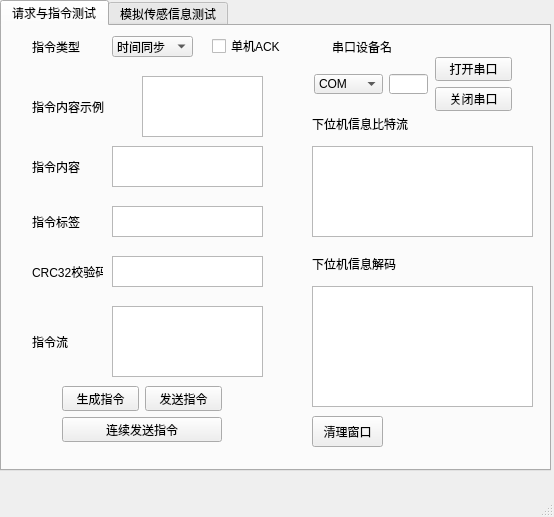
This is untitled.ui in Goldensoap/HWSCS_GUI_TEST as Qt 5 draws it before an edit. The edited form follows.
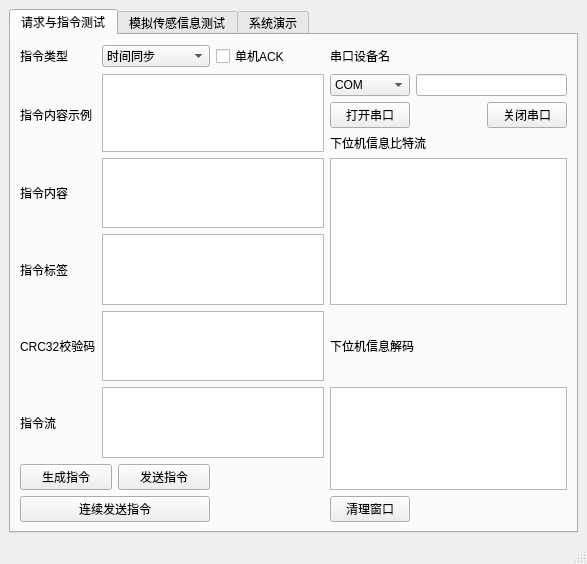
This is the edited form.

Commit message: 调整UI布局

```diff
--- a/untitled.ui
+++ b/untitled.ui
@@ -6,23 +6,17 @@
    <rect>
     <x>0</x>
     <y>0</y>
-    <width>554</width>
-    <height>517</height>
+    <width>587</width>
+    <height>541</height>
    </rect>
   </property>
   <property name="windowTitle">
    <string>MainWindow</string>
   </property>
   <widget class="QWidget" name="centralwidget">
+   <layout class="QGridLayout" name="gridLayout_2">
+    <item row="0" column="0">
    <widget class="QTabWidget" name="tabWidget">
-    <property name="geometry">
-     <rect>
-      <x>0</x>
-      <y>0</y>
-      <width>551</width>
-      <height>471</height>
-     </rect>
-    </property>
     <property name="currentIndex">
      <number>0</number>
     </property>
@@ -30,202 +24,16 @@
      <attribute name="title">
       <string>请求与指令测试</string>
      </attribute>
-     <widget class="QTextBrowser" name="ACKDisplay">
-      <property name="geometry">
-       <rect>
-        <x>310</x>
-        <y>120</y>
-        <width>221</width>
-        <height>91</height>
-       </rect>
-      </property>
-     </widget>
-     <widget class="QTextBrowser" name="CMDLabelDisplay">
-      <property name="geometry">
-       <rect>
-        <x>110</x>
-        <y>180</y>
-        <width>151</width>
-        <height>31</height>
-       </rect>
-      </property>
-     </widget>
+       <layout class="QGridLayout" name="gridLayout_3">
+        <item row="0" column="0">
      <widget class="QLabel" name="label">
-      <property name="geometry">
-       <rect>
-        <x>30</x>
-        <y>10</y>
-        <width>61</width>
-        <height>21</height>
-       </rect>
-      </property>
       <property name="text">
        <string>指令类型</string>
       </property>
      </widget>
-     <widget class="QLabel" name="label_8">
-      <property name="geometry">
-       <rect>
-        <x>310</x>
-        <y>230</y>
-        <width>111</width>
-        <height>16</height>
-       </rect>
-      </property>
-      <property name="text">
-       <string>下位机信息解码</string>
-      </property>
-     </widget>
-     <widget class="QLabel" name="label_17">
-      <property name="geometry">
-       <rect>
-        <x>30</x>
-        <y>70</y>
-        <width>91</width>
-        <height>21</height>
-       </rect>
-      </property>
-      <property name="text">
-       <string>指令内容示例</string>
-      </property>
-     </widget>
-     <widget class="QTextBrowser" name="ACKParserWindow">
-      <property name="geometry">
-       <rect>
-        <x>310</x>
-        <y>260</y>
-        <width>221</width>
-        <height>121</height>
-       </rect>
-      </property>
-     </widget>
-     <widget class="QLabel" name="label_6">
-      <property name="geometry">
-       <rect>
-        <x>330</x>
-        <y>10</y>
-        <width>61</width>
-        <height>21</height>
-       </rect>
-      </property>
-      <property name="text">
-       <string>串口设备名</string>
-      </property>
-     </widget>
-     <widget class="QPushButton" name="CleanOutPutButton">
-      <property name="geometry">
-       <rect>
-        <x>310</x>
-        <y>390</y>
-        <width>71</width>
-        <height>31</height>
-       </rect>
-      </property>
-      <property name="text">
-       <string>清理窗口</string>
-      </property>
-     </widget>
-     <widget class="QComboBox" name="SerialPortTypeBox">
-      <property name="geometry">
-       <rect>
-        <x>312</x>
-        <y>48</y>
-        <width>69</width>
-        <height>20</height>
-       </rect>
-      </property>
-      <item>
-       <property name="text">
-        <string>COM</string>
-       </property>
-      </item>
-      <item>
-       <property name="text">
-        <string>/dev/tty</string>
-       </property>
-      </item>
-     </widget>
-     <widget class="QCheckBox" name="ACKcheck">
-      <property name="geometry">
-       <rect>
-        <x>210</x>
-        <y>10</y>
-        <width>81</width>
-        <height>20</height>
-       </rect>
-      </property>
-      <property name="text">
-       <string>单机ACK</string>
-      </property>
-     </widget>
-     <widget class="QLineEdit" name="PortName">
-      <property name="geometry">
-       <rect>
-        <x>387</x>
-        <y>48</y>
-        <width>39</width>
-        <height>20</height>
-       </rect>
-      </property>
-     </widget>
-     <widget class="QLabel" name="label_5">
-      <property name="geometry">
-       <rect>
-        <x>30</x>
-        <y>300</y>
-        <width>51</width>
-        <height>31</height>
-       </rect>
-      </property>
-      <property name="text">
-       <string>指令流</string>
-      </property>
-     </widget>
-     <widget class="QLabel" name="label_7">
-      <property name="geometry">
-       <rect>
-        <x>30</x>
-        <y>130</y>
-        <width>61</width>
-        <height>21</height>
-       </rect>
-      </property>
-      <property name="text">
-       <string>指令内容</string>
-      </property>
-     </widget>
-     <widget class="QTextBrowser" name="CRCDisplay">
-      <property name="geometry">
-       <rect>
-        <x>110</x>
-        <y>230</y>
-        <width>151</width>
-        <height>31</height>
-       </rect>
-      </property>
-     </widget>
-     <widget class="QLabel" name="label_2">
-      <property name="geometry">
-       <rect>
-        <x>30</x>
-        <y>230</y>
-        <width>71</width>
-        <height>31</height>
-       </rect>
-      </property>
-      <property name="text">
-       <string>CRC32校验码</string>
-      </property>
-     </widget>
+        </item>
+        <item row="0" column="1">
      <widget class="QComboBox" name="CMDTypeBox">
-      <property name="geometry">
-       <rect>
-        <x>110</x>
-        <y>10</y>
-        <width>81</width>
-        <height>21</height>
-       </rect>
-      </property>
       <item>
        <property name="text">
         <string>时间同步</string>
@@ -242,71 +50,123 @@
        </property>
       </item>
      </widget>
+        </item>
+        <item row="0" column="2">
+         <widget class="QCheckBox" name="ACKcheck">
+          <property name="text">
+           <string>单机ACK</string>
+          </property>
+         </widget>
+        </item>
+        <item row="0" column="3">
+         <widget class="QLabel" name="label_6">
+          <property name="text">
+           <string>串口设备名</string>
+          </property>
+         </widget>
+        </item>
+        <item row="1" column="1" rowspan="3" colspan="2">
+         <widget class="QTextBrowser" name="CMD_Example"/>
+        </item>
+        <item row="1" column="3">
+         <widget class="QComboBox" name="SerialPortTypeBox">
+          <item>
+           <property name="text">
+            <string>COM</string>
+           </property>
+          </item>
+          <item>
+           <property name="text">
+            <string>/dev/tty</string>
+           </property>
+          </item>
+         </widget>
+        </item>
+        <item row="1" column="4" colspan="2">
+         <widget class="QLineEdit" name="PortName"/>
+        </item>
+        <item row="2" column="0">
+         <widget class="QLabel" name="label_17">
+          <property name="text">
+           <string>指令内容示例</string>
+          </property>
+         </widget>
+        </item>
+        <item row="2" column="3">
+         <widget class="QPushButton" name="OpenPortButton">
+          <property name="text">
+           <string>打开串口</string>
+          </property>
+         </widget>
+        </item>
+        <item row="2" column="5">
+         <widget class="QPushButton" name="ClosePortButton">
+          <property name="text">
+           <string>关闭串口</string>
+          </property>
+         </widget>
+        </item>
+        <item row="3" column="3" colspan="2">
      <widget class="QLabel" name="label_3">
-      <property name="geometry">
-       <rect>
-        <x>310</x>
-        <y>90</y>
-        <width>131</width>
-        <height>16</height>
-       </rect>
-      </property>
       <property name="text">
        <string>下位机信息比特流</string>
       </property>
      </widget>
+        </item>
+        <item row="4" column="0">
+         <widget class="QLabel" name="label_7">
+          <property name="text">
+           <string>指令内容</string>
+          </property>
+         </widget>
+        </item>
+        <item row="4" column="1" colspan="2">
+         <widget class="QTextEdit" name="CMDInput"/>
+        </item>
+        <item row="4" column="3" rowspan="2" colspan="3">
+         <widget class="QTextBrowser" name="ACKDisplay"/>
+        </item>
+        <item row="5" column="0">
      <widget class="QLabel" name="label_4">
-      <property name="geometry">
-       <rect>
-        <x>30</x>
-        <y>180</y>
-        <width>61</width>
-        <height>31</height>
-       </rect>
-      </property>
       <property name="text">
        <string>指令标签</string>
       </property>
      </widget>
-     <widget class="QTextBrowser" name="CMDBrowser">
-      <property name="geometry">
-       <rect>
-        <x>110</x>
-        <y>280</y>
-        <width>151</width>
-        <height>71</height>
-       </rect>
-      </property>
-     </widget>
-     <widget class="QTextEdit" name="CMDInput">
-      <property name="geometry">
-       <rect>
-        <x>110</x>
-        <y>120</y>
-        <width>151</width>
-        <height>41</height>
-       </rect>
-      </property>
-     </widget>
-     <widget class="QTextBrowser" name="CMD_Example">
-      <property name="geometry">
-       <rect>
-        <x>140</x>
-        <y>50</y>
-        <width>121</width>
-        <height>61</height>
-       </rect>
-      </property>
-     </widget>
-     <widget class="QWidget" name="">
-      <property name="geometry">
-       <rect>
-        <x>60</x>
-        <y>360</y>
-        <width>160</width>
-        <height>56</height>
-       </rect>
-      </property>
+        </item>
+        <item row="5" column="1" colspan="2">
+         <widget class="QTextBrowser" name="CMDLabelDisplay"/>
+        </item>
+        <item row="6" column="0">
+         <widget class="QLabel" name="label_2">
+          <property name="text">
+           <string>CRC32校验码</string>
+          </property>
+         </widget>
+        </item>
+        <item row="6" column="1" colspan="2">
+         <widget class="QTextBrowser" name="CRCDisplay"/>
+        </item>
+        <item row="6" column="3" colspan="2">
+         <widget class="QLabel" name="label_8">
+          <property name="text">
+           <string>下位机信息解码</string>
+          </property>
+         </widget>
+        </item>
+        <item row="7" column="0">
+         <widget class="QLabel" name="label_5">
+          <property name="text">
+           <string>指令流</string>
+          </property>
+         </widget>
+        </item>
+        <item row="7" column="1" colspan="2">
+         <widget class="QTextBrowser" name="CMDBrowser"/>
+        </item>
+        <item row="7" column="3" rowspan="2" colspan="3">
+         <widget class="QTextBrowser" name="ACKParserWindow"/>
+        </item>
+        <item row="8" column="0" rowspan="2" colspan="2">
       <layout class="QVBoxLayout" name="verticalLayout">
        <item>
         <layout class="QHBoxLayout" name="horizontalLayout">
@@ -334,45 +194,26 @@
         </widget>
        </item>
       </layout>
-     </widget>
-     <widget class="QWidget" name="">
-      <property name="geometry">
-       <rect>
-        <x>433</x>
-        <y>31</y>
-        <width>77</width>
-        <height>54</height>
-       </rect>
-      </property>
-      <layout class="QVBoxLayout" name="verticalLayout_2">
-       <item>
-        <widget class="QPushButton" name="OpenPortButton">
-         <property name="text">
-          <string>打开串口</string>
-         </property>
-        </widget>
-       </item>
-       <item>
-        <widget class="QPushButton" name="ClosePortButton">
+        </item>
+        <item row="9" column="3">
+         <widget class="QPushButton" name="CleanOutPutButton">
          <property name="text">
-          <string>关闭串口</string>
+           <string>清理窗口</string>
          </property>
         </widget>
        </item>
       </layout>
-     </widget>
+       <zorder>layoutWidget</zorder>
+       <zorder>layoutWidget</zorder>
      <zorder>ACKcheck</zorder>
-     <zorder>ClosePortButton</zorder>
      <zorder>ACKDisplay</zorder>
      <zorder>CMDLabelDisplay</zorder>
      <zorder>label</zorder>
-     <zorder>SendCMDButton</zorder>
      <zorder>label_8</zorder>
      <zorder>label_17</zorder>
      <zorder>ACKParserWindow</zorder>
      <zorder>label_6</zorder>
      <zorder>CleanOutPutButton</zorder>
-     <zorder>OpenPortButton</zorder>
      <zorder>SerialPortTypeBox</zorder>
      <zorder>PortName</zorder>
      <zorder>label_5</zorder>
@@ -382,199 +223,16 @@
      <zorder>CMDTypeBox</zorder>
      <zorder>label_3</zorder>
      <zorder>label_4</zorder>
-     <zorder>SerialSendCMDButton</zorder>
      <zorder>CMDBrowser</zorder>
      <zorder>CMDInput</zorder>
-     <zorder>GenerateCMDButton</zorder>
-     <zorder></zorder>
+       <zorder>CMD_Example</zorder>
     </widget>
     <widget class="QWidget" name="tab_2">
      <attribute name="title">
       <string>模拟传感信息测试</string>
      </attribute>
-     <widget class="QTextBrowser" name="ACKDisplay_2">
-      <property name="geometry">
-       <rect>
-        <x>280</x>
-        <y>90</y>
-        <width>231</width>
-        <height>91</height>
-       </rect>
-      </property>
-     </widget>
-     <widget class="QComboBox" name="SerialPortTypeBox_2">
-      <property name="geometry">
-       <rect>
-        <x>290</x>
-        <y>40</y>
-        <width>71</width>
-        <height>22</height>
-       </rect>
-      </property>
-      <item>
-       <property name="text">
-        <string>COM</string>
-       </property>
-      </item>
-      <item>
-       <property name="text">
-        <string>/dev/tty</string>
-       </property>
-      </item>
-     </widget>
-     <widget class="QLabel" name="label_18">
-      <property name="geometry">
-       <rect>
-        <x>320</x>
-        <y>10</y>
-        <width>61</width>
-        <height>21</height>
-       </rect>
-      </property>
-      <property name="text">
-       <string>串口设备名</string>
-      </property>
-     </widget>
-     <widget class="QTextBrowser" name="ACKParserWindow_2">
-      <property name="geometry">
-       <rect>
-        <x>280</x>
-        <y>220</y>
-        <width>231</width>
-        <height>121</height>
-       </rect>
-      </property>
-     </widget>
-     <widget class="QLabel" name="label_15">
-      <property name="geometry">
-       <rect>
-        <x>20</x>
-        <y>170</y>
-        <width>71</width>
-        <height>21</height>
-       </rect>
-      </property>
-      <property name="text">
-       <string>CRC校验码</string>
-      </property>
-     </widget>
-     <widget class="QPushButton" name="CleanOutPutButton_2">
-      <property name="geometry">
-       <rect>
-        <x>280</x>
-        <y>350</y>
-        <width>61</width>
-        <height>31</height>
-       </rect>
-      </property>
-      <property name="text">
-       <string>清理窗口</string>
-      </property>
-     </widget>
-     <widget class="QLabel" name="label_19">
-      <property name="geometry">
-       <rect>
-        <x>290</x>
-        <y>70</y>
-        <width>131</width>
-        <height>16</height>
-       </rect>
-      </property>
-      <property name="text">
-       <string>下位机信息比特流</string>
-      </property>
-     </widget>
-     <widget class="QLabel" name="label_20">
-      <property name="geometry">
-       <rect>
-        <x>280</x>
-        <y>190</y>
-        <width>111</width>
-        <height>16</height>
-       </rect>
-      </property>
-      <property name="text">
-       <string>下位机信息解码</string>
-      </property>
-     </widget>
-     <widget class="QTextBrowser" name="MsgCRCdisplay">
-      <property name="geometry">
-       <rect>
-        <x>110</x>
-        <y>170</y>
-        <width>131</width>
-        <height>31</height>
-       </rect>
-      </property>
-     </widget>
-     <widget class="QLineEdit" name="PortName_2">
-      <property name="geometry">
-       <rect>
-        <x>370</x>
-        <y>40</y>
-        <width>41</width>
-        <height>21</height>
-       </rect>
-      </property>
-     </widget>
-     <widget class="QLabel" name="label_16">
-      <property name="geometry">
-       <rect>
-        <x>30</x>
-        <y>240</y>
-        <width>51</width>
-        <height>21</height>
-       </rect>
-      </property>
-      <property name="text">
-       <string>信息流</string>
-      </property>
-     </widget>
-     <widget class="QTextBrowser" name="MsgflowDisplay">
-      <property name="geometry">
-       <rect>
-        <x>110</x>
-        <y>230</y>
-        <width>131</width>
-        <height>51</height>
-       </rect>
-      </property>
-     </widget>
-     <widget class="QWidget" name="">
-      <property name="geometry">
-       <rect>
-        <x>430</x>
-        <y>20</y>
-        <width>77</width>
-        <height>54</height>
-       </rect>
-      </property>
-      <layout class="QVBoxLayout" name="verticalLayout_4">
-       <item>
-        <widget class="QPushButton" name="OpenPortButton_2">
-         <property name="text">
-          <string>打开串口</string>
-         </property>
-        </widget>
-       </item>
-       <item>
-        <widget class="QPushButton" name="ClosePortButton_2">
-         <property name="text">
-          <string>关闭串口</string>
-         </property>
-        </widget>
-       </item>
-      </layout>
-     </widget>
-     <widget class="QWidget" name="">
-      <property name="geometry">
-       <rect>
-        <x>10</x>
-        <y>20</y>
-        <width>251</width>
-        <height>128</height>
-       </rect>
-      </property>
+       <layout class="QGridLayout" name="gridLayout_4">
+        <item row="0" column="0" rowspan="4" colspan="2">
       <layout class="QGridLayout" name="gridLayout">
        <item row="0" column="0">
         <widget class="QLabel" name="label_9">
@@ -746,16 +404,86 @@
         <widget class="QLineEdit" name="DeviceAddress"/>
        </item>
       </layout>
-     </widget>
-     <widget class="QWidget" name="">
-      <property name="geometry">
-       <rect>
-        <x>50</x>
-        <y>300</y>
-        <width>160</width>
-        <height>56</height>
-       </rect>
-      </property>
+        </item>
+        <item row="0" column="2">
+         <widget class="QLabel" name="label_18">
+          <property name="text">
+           <string>串口设备名</string>
+          </property>
+         </widget>
+        </item>
+        <item row="0" column="4">
+         <widget class="QPushButton" name="OpenPortButton_2">
+          <property name="text">
+           <string>打开串口</string>
+          </property>
+         </widget>
+        </item>
+        <item row="1" column="2">
+         <widget class="QComboBox" name="SerialPortTypeBox_2">
+          <item>
+           <property name="text">
+            <string>COM</string>
+           </property>
+          </item>
+          <item>
+           <property name="text">
+            <string>/dev/tty</string>
+           </property>
+          </item>
+         </widget>
+        </item>
+        <item row="1" column="3">
+         <widget class="QLineEdit" name="PortName_2"/>
+        </item>
+        <item row="1" column="4">
+         <widget class="QPushButton" name="ClosePortButton_2">
+          <property name="text">
+           <string>关闭串口</string>
+          </property>
+         </widget>
+        </item>
+        <item row="2" column="2" colspan="2">
+         <widget class="QLabel" name="label_19">
+          <property name="text">
+           <string>下位机信息比特流</string>
+          </property>
+         </widget>
+        </item>
+        <item row="3" column="2" rowspan="2" colspan="3">
+         <widget class="QTextBrowser" name="ACKDisplay_2"/>
+        </item>
+        <item row="4" column="0">
+         <widget class="QLabel" name="label_15">
+          <property name="text">
+           <string>CRC校验码</string>
+          </property>
+         </widget>
+        </item>
+        <item row="4" column="1" rowspan="2">
+         <widget class="QTextBrowser" name="MsgCRCdisplay"/>
+        </item>
+        <item row="5" column="2" colspan="2">
+         <widget class="QLabel" name="label_20">
+          <property name="text">
+           <string>下位机信息解码</string>
+          </property>
+         </widget>
+        </item>
+        <item row="6" column="0">
+         <widget class="QLabel" name="label_16">
+          <property name="text">
+           <string>信息流</string>
+          </property>
+         </widget>
+        </item>
+        <item row="6" column="1">
+         <widget class="QTextBrowser" name="MsgflowDisplay"/>
+        </item>
+        <item row="6" column="2" rowspan="2" colspan="3">
+         <widget class="QTextBrowser" name="ACKParserWindow_2"/>
+        </item>
+        <item row="7" column="0" rowspan="2" colspan="2">
       <layout class="QVBoxLayout" name="verticalLayout_3">
        <item>
         <layout class="QHBoxLayout" name="horizontalLayout_2">
@@ -783,9 +511,24 @@
         </widget>
        </item>
       </layout>
-     </widget>
-    </widget>
-   </widget>
+        </item>
+        <item row="8" column="2">
+         <widget class="QPushButton" name="CleanOutPutButton_2">
+          <property name="text">
+           <string>清理窗口</string>
+          </property>
+         </widget>
+        </item>
+       </layout>
+      </widget>
+      <widget class="QWidget" name="tab_3">
+       <attribute name="title">
+        <string>系统演示</string>
+       </attribute>
+      </widget>
+     </widget>
+    </item>
+   </layout>
   </widget>
   <widget class="QStatusBar" name="statusbar"/>
   <widget class="QMenuBar" name="menubar">
@@ -793,7 +536,7 @@
     <rect>
      <x>0</x>
      <y>0</y>
-     <width>554</width>
+     <width>587</width>
      <height>23</height>
     </rect>
    </property>
```
Lines whose indentation alone changed are shown as unchanged. The commit also changes 1 other file.
